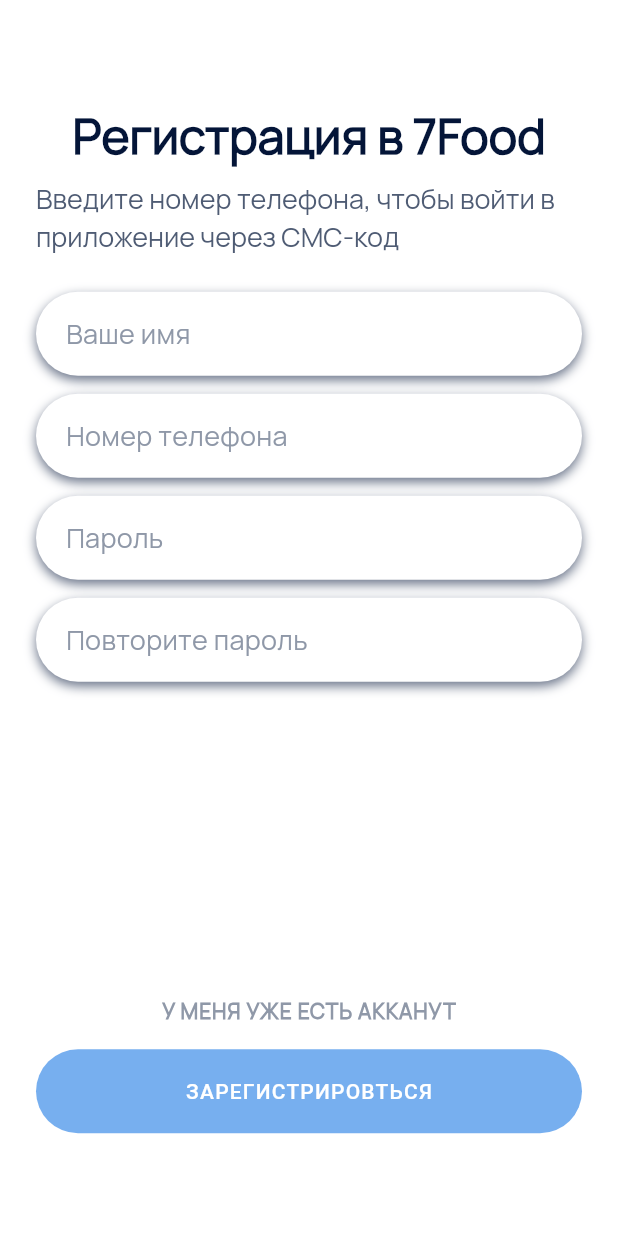
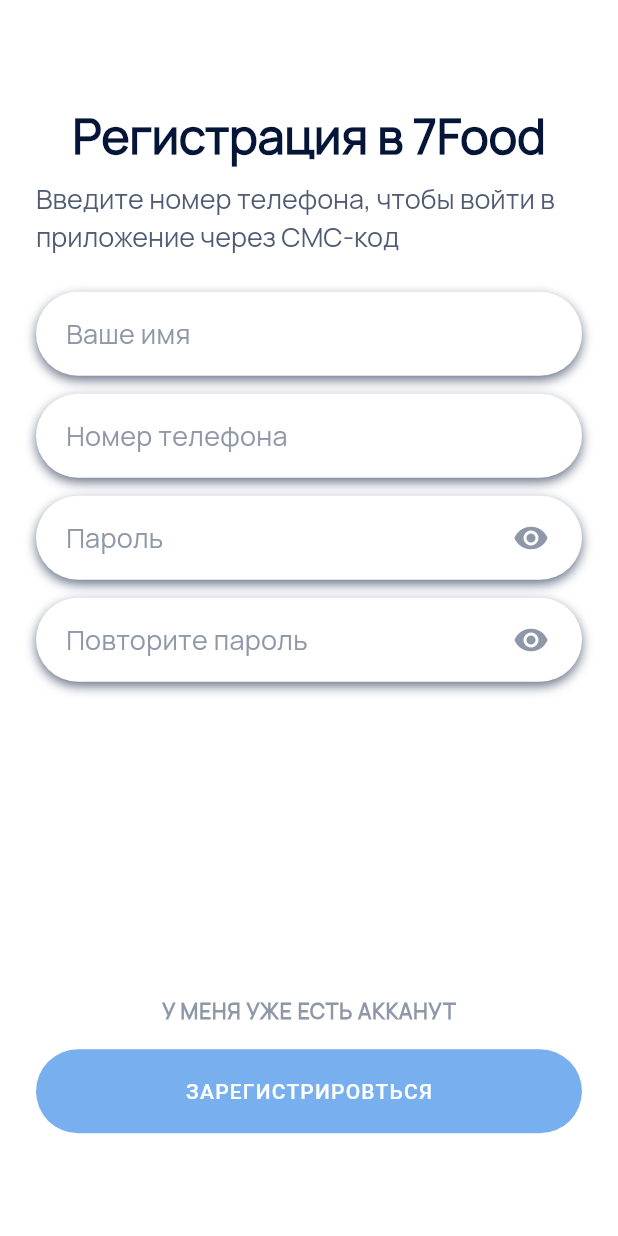
Before and after one commit to Zhamshid/7food_techgarden_flutter, a Flutter app: the RegistrationScreen screen opened by its route, on a phone screen of 412 x 824 dp. Run offline on Flutter 3.47's test engine with Material 2 defaults, Android fonts, the phone set to English and light mode, and no system bars; our stand-ins replace flutter_multi_formatter.

Commit message:
last changes

```diff
--- a/lib/screens/registration_screen.dart
+++ b/lib/screens/registration_screen.dart
@@ -1,8 +1,8 @@
 import 'package:flutter/material.dart';
+import 'package:flutter_multi_formatter/flutter_multi_formatter.dart';
 import 'package:seven_food_test/commons/constants/constants.dart';
 import 'package:seven_food_test/res/app_colors.dart';
 import 'package:seven_food_test/commons/widgets/rounded_textfield.dart';
-
 import '../commons/widgets/custom_rounded_button.dart';
 
 class RegistrationScreen extends StatefulWidget {
@@ -14,6 +14,9 @@ class RegistrationScreen extends StatefulWidget {
 }
 
 class _RegistrationScreenState extends State<RegistrationScreen> {
+  bool _obscureText = true;
+  bool _obscureText2 = true;
+
   @override
   Widget build(BuildContext context) {
     return Scaffold(
@@ -22,6 +25,7 @@ class _RegistrationScreenState extends State<RegistrationScreen> {
       body: Padding(
         padding: const EdgeInsets.all(24),
         child: Center(
+          child: SingleChildScrollView(
             child: Column(
               crossAxisAlignment: CrossAxisAlignment.center,
               mainAxisAlignment: MainAxisAlignment.center,
@@ -44,19 +48,58 @@ class _RegistrationScreenState extends State<RegistrationScreen> {
                 SizedBox(height: 12),
                 RoundedTextField(
                   hintText: 'Номер телефона',
+                  keyboardType: TextInputType.phone,
+                  inputFormatters: [
+                    MaskedInputFormatter('+# ### ### ## ##'),
+                  ],
                 ),
                 SizedBox(height: 12),
                 RoundedTextField(
                   hintText: 'Пароль',
+                  obscureText: _obscureText,
+                  icon: Icon(
+                    _obscureText == true
+                        ? Icons.visibility
+                        : Icons.visibility_off,
+                    color: AppColors.gray,
+                  ),
+                  onPressed: () {
+                    setState(
+                          () {
+                        _obscureText = !_obscureText;
+                        print(_obscureText);
+                      },
+                    );
+                  },
                 ),
                 SizedBox(height: 12),
                 RoundedTextField(
                   hintText: 'Повторите пароль',
+                  obscureText: _obscureText2,
+                  icon: Icon(
+                    _obscureText2 == true
+                        ? Icons.visibility
+                        : Icons.visibility_off,
+                    color: AppColors.gray,
+                  ),
+                  onPressed: () {
+                    setState(
+                          () {
+                        _obscureText2 = !_obscureText2;
+                        print(_obscureText2);
+                      },
+                    );
+                  },
                 ),
                 SizedBox(height: 210),
-              Text(
+                GestureDetector(
+                  onTap: (){
+                    Navigator.pop(context);
+                  },
+                  child: Text(
                     'У меня уже есть акканут'.toUpperCase(),
                     style: Constants.kAccountInfoTextStyle,
+                  ),
                 ),
                 SizedBox(height: 16),
                 CustomRoundedButton(
@@ -72,6 +115,7 @@ class _RegistrationScreenState extends State<RegistrationScreen> {
             ),
           ),
         ),
+      ),
     );
   }
 }
```
Also changed, not shown: lib/screens/confirm_screen.dart (+9 -5 lines), lib/screens/forgot_password_screen.dart (+13 -3 lines), lib/screens/login_screen.dart (+9 -4 lines). Lines whose indentation alone changed are shown as unchanged.
